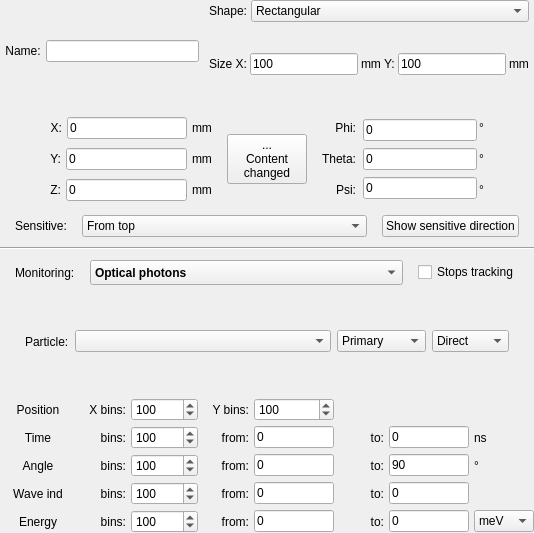
First picture: the form in src/gui/DAWindowTools/amonitordelegateform.ui, repository andrmor/ANTS2, before the edit.
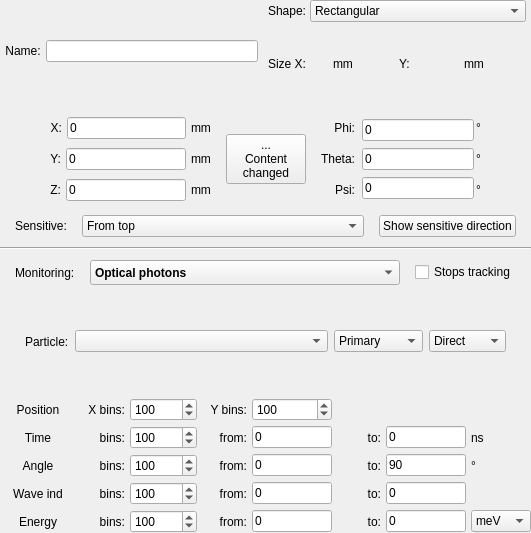
Second picture: the form after the edit.

The edit to the form file:
```diff
--- a/src/gui/DAWindowTools/amonitordelegateform.ui
+++ b/src/gui/DAWindowTools/amonitordelegateform.ui
@@ -6,7 +6,7 @@
    <rect>
     <x>0</x>
     <y>0</y>
-    <width>534</width>
+    <width>531</width>
     <height>533</height>
    </rect>
   </property>
@@ -61,7 +61,7 @@
           <widget class="QLineEdit" name="leName">
            <property name="minimumSize">
             <size>
-             <width>125</width>
+             <width>110</width>
              <height>0</height>
             </size>
            </property>
@@ -128,13 +128,6 @@
            </property>
           </widget>
          </item>
-         <item>
-          <widget class="QLineEdit" name="ledSize1">
-           <property name="text">
-            <string>100</string>
-           </property>
-          </widget>
-         </item>
          <item>
           <widget class="QLabel" name="label_6">
            <property name="text">
@@ -149,13 +142,6 @@
            </property>
           </widget>
          </item>
-         <item>
-          <widget class="QLineEdit" name="ledSize2">
-           <property name="text">
-            <string>100</string>
-           </property>
-          </widget>
-         </item>
          <item>
           <widget class="QLabel" name="labSize2mm">
            <property name="text">
```
Left out of the diff: 194 changed lines with no effect on the pictures.
